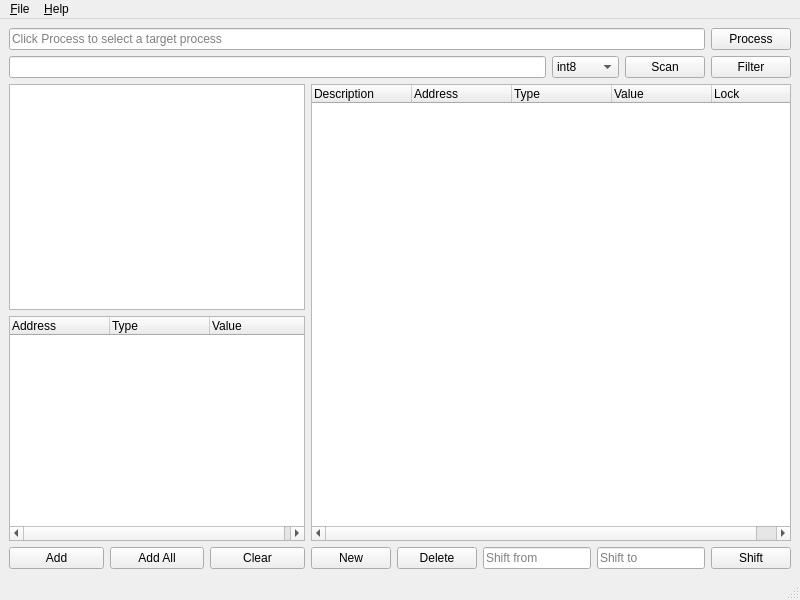
allencch/med, file ui/main-qt.ui: the form before one commit.
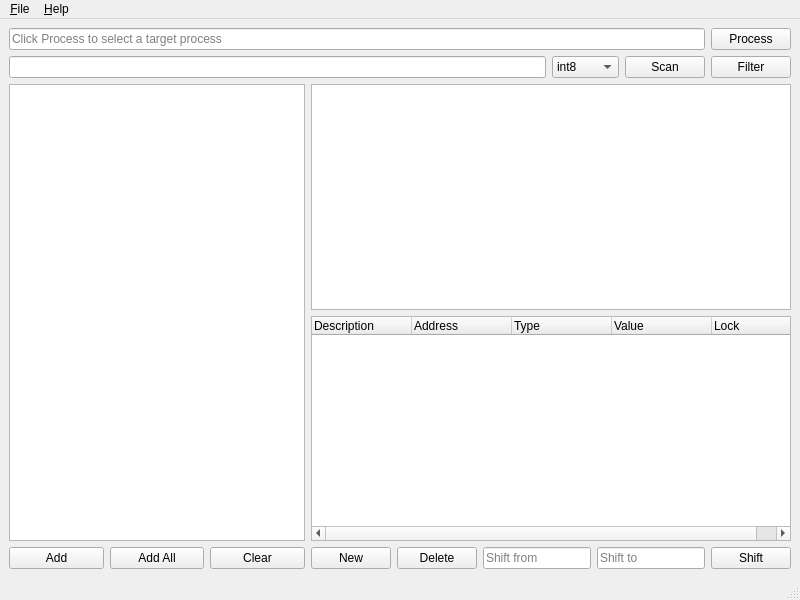
The form after the commit.

The edit to the form file:
```diff
--- a/ui/main-qt.ui
+++ b/ui/main-qt.ui
@@ -105,25 +105,6 @@
         <item>
          <widget class="QTreeView" name="scanTreeView"/>
         </item>
-        <item>
-         <widget class="QTreeWidget" name="scanTreeWidget">
-          <column>
-           <property name="text">
-            <string>Address</string>
-           </property>
-          </column>
-          <column>
-           <property name="text">
-            <string>Type</string>
-           </property>
-          </column>
-          <column>
-           <property name="text">
-            <string>Value</string>
-           </property>
-          </column>
-         </widget>
-        </item>
         <item>
          <layout class="QHBoxLayout" name="horizontalLayout_4">
           <item>
@@ -153,6 +134,9 @@
       </item>
       <item>
        <layout class="QVBoxLayout" name="verticalLayout_3">
+        <item>
+         <widget class="QTreeView" name="storeTreeView"/>
+        </item>
         <item>
          <widget class="QTreeWidget" name="addressTreeWidget">
           <column>
```
